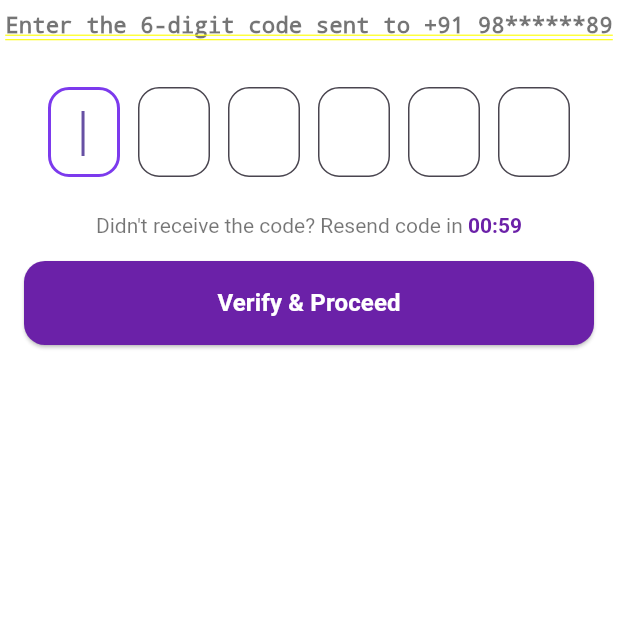
After one commit to DivyeshDeveloper96/BHAVApp, a Flutter app: the OtpVerificationView screen opened by its route, on a phone screen of 412 x 824 dp, the top half of it. The commit adds this screen. Run offline on Flutter 3.47's test engine with Material 3 defaults, Android fonts, the phone set to English and light mode, and no system bars; our stand-ins replace connectivity_plus, dio, flutter_html, get, shared_preferences; missing offline and left inert: youtube_player_embed; accounts and stored records are empty; network calls fail.

Commit message:
Add OTP verification view and update routing; adjust Gradle settings and dependencies

```diff
--- a/lib/main.dart
+++ b/lib/main.dart
@@ -6,17 +6,22 @@ import 'core/themes/app_theme.dart';
 import 'core/themes/theme_controller.dart';
 
 void main() {
-    WidgetsFlutterBinding.ensureInitialized();
+  WidgetsFlutterBinding.ensureInitialized();
   Get.put(ThemeController()); // Initialize theme controller
+  /*await Supabase.initialize(
+    url: 'https://YOUR_PROJECT_ID.supabase.co',
+    anonKey: 'YOUR_ANON_KEY',
+  );*/
   runApp(MyApp());
 }
 
 class MyApp extends StatelessWidget {
-   @override
+  @override
   Widget build(BuildContext context) {
     final themeController = Get.find<ThemeController>();
 
-    return Obx(() => GetMaterialApp(
+    return Obx(() =>
+        GetMaterialApp(
           debugShowCheckedModeBanner: false,
           title: "Spiritual Base App",
           theme: AppTheme.lightTheme,
--- a/lib/modules/login/login_view.dart
+++ b/lib/modules/login/login_view.dart
@@ -1,5 +1,7 @@
 // lib/modules/login/login_view.dart
 import 'package:bhavapp/core/themes/colorConstants.dart';
+import 'package:bhavapp/modules/login/verifyOtp_view.dart';
+import 'package:bhavapp/widgets/AppBottomSheet.dart';
 import 'package:flutter/material.dart';
 import 'package:get/get.dart';
 import '../../routes/app_routes.dart';
@@ -95,11 +97,22 @@ class LoginView extends StatelessWidget {
                 ),
               ),
               onPressed: () {
+                Get.back();
                 // TODO: Call OTP / Login API
+                AppBottomSheet.show(
+                  context,
+                  title: "Verify Otp",
+                  child: OtpVerificationView(),
+                );
+                //Get.toNamed(Routes.otpVerification)
               },
               child: const Text(
                 "Continue",
-                style: TextStyle(fontSize: 16, fontWeight: FontWeight.bold),
+                style: TextStyle(
+                  fontSize: 16,
+                  color: Colors.white,
+                  fontWeight: FontWeight.bold,
+                ),
               ),
             ),
           ),
--- /dev/null
+++ b/lib/modules/login/verifyOtp_view.dart
@@ -0,0 +1,139 @@
+import 'package:bhavapp/core/themes/colorConstants.dart';
+import 'package:flutter/material.dart';
+import 'package:flutter/services.dart';
+
+class OtpVerificationView extends StatelessWidget {
+  const OtpVerificationView({super.key});
+
+  static const Color kPrimary = Color(0xFF6B21A8);
+  static const Color kBgLight = Color(0xFFF3E8FF);
+
+  @override
+  Widget build(BuildContext context) {
+    return Column(
+      children: [
+        /// BODY
+        Column(
+          mainAxisAlignment: MainAxisAlignment.center,
+          children: [
+            const SizedBox(height: 8),
+            const Text(
+              "Enter the 6-digit code sent to +91 98******89",
+              textAlign: TextAlign.center,
+              style: TextStyle(fontSize: 15, color: Colors.black54),
+            ),
+
+            const SizedBox(height: 32),
+
+            /// OTP BOXES
+            Row(
+              mainAxisAlignment: MainAxisAlignment.center,
+              children: List.generate(
+                6,
+                (index) => _OtpBox(isFirst: index == 0, isLast: index == 5),
+              ),
+            ),
+
+            const SizedBox(height: 24),
+
+            /// RESEND
+            RichText(
+              text: const TextSpan(
+                style: TextStyle(fontSize: 14, color: Colors.black54),
+                children: [
+                  TextSpan(text: "Didn't receive the code? "),
+                  TextSpan(text: "Resend code in "),
+                  TextSpan(
+                    text: "00:59",
+                    style: TextStyle(
+                      fontWeight: FontWeight.bold,
+                      color: kPrimary,
+                    ),
+                  ),
+                ],
+              ),
+            ),
+          ],
+        ),
+
+        /// VERIFY BUTTON
+        Padding(
+          padding: const EdgeInsets.all(16),
+          child: SizedBox(
+            width: double.infinity,
+            height: 56,
+            child: ElevatedButton(
+              style: ElevatedButton.styleFrom(
+                backgroundColor: kPrimary,
+                shape: RoundedRectangleBorder(
+                  borderRadius: BorderRadius.circular(14),
+                ),
+              ),
+              onPressed: () {
+                // TODO: Verify OTP API call
+              },
+              child: const Text(
+                "Verify & Proceed",
+                style: TextStyle(
+                  fontSize: 16,
+                  color: Colors.white,
+                  fontWeight: FontWeight.bold,
+                ),
+              ),
+            ),
+          ),
+        ),
+      ],
+    );
+  }
+}
+
+/// SINGLE OTP BOX
+class _OtpBox extends StatelessWidget {
+  final bool isFirst;
+  final bool isLast;
+
+  const _OtpBox({required this.isFirst, required this.isLast});
+
+  @override
+  Widget build(BuildContext context) {
+    return Container(
+      width: 48,
+      height: 60,
+      margin: const EdgeInsets.symmetric(horizontal: 6),
+      child: TextField(
+        autofocus: isFirst,
+        textAlign: TextAlign.center,
+        style: TextStyle(
+          fontSize: 20,
+          fontWeight: FontWeight.bold,
+          color: ColorConstant.kPrimary,
+        ),
+        keyboardType: TextInputType.number,
+        maxLength: 1,
+        inputFormatters: [FilteringTextInputFormatter.digitsOnly],
+        decoration: InputDecoration(
+          counterText: "",
+          filled: true,
+          fillColor: Colors.white,
+          border: OutlineInputBorder(
+            borderRadius: BorderRadius.circular(14),
+            borderSide: BorderSide(color: Colors.purple.shade200),
+          ),
+          focusedBorder: OutlineInputBorder(
+            borderRadius: BorderRadius.circular(14),
+            borderSide: BorderSide(color: ColorConstant.kPrimary, width: 2),
+          ),
+        ),
+        onChanged: (value) {
+          if (value.isNotEmpty && !isLast) {
+            FocusScope.of(context).nextFocus();
+          }
+          if (value.isEmpty && !isFirst) {
+            FocusScope.of(context).previousFocus();
+          }
+        },
+      ),
+    );
+  }
+}
--- a/lib/modules/splash/splash_view.dart
+++ b/lib/modules/splash/splash_view.dart
@@ -9,7 +9,7 @@ class SplashView extends StatelessWidget {
   @override
   Widget build(BuildContext context) {
     Future.delayed(const Duration(seconds: 2), () {
-      Get.offAllNamed(Routes.login);
+      Get.offAllNamed(Routes.dashboard);
     });
 
     return const Scaffold(
--- a/lib/routes/app_pages.dart
+++ b/lib/routes/app_pages.dart
@@ -1,4 +1,5 @@
 // lib/routes/app_pages.dart
+import 'package:bhavapp/modules/login/verifyOtp_view.dart';
 import 'package:bhavapp/modules/yatras/billpaymentHistory_view.dart';
 import 'package:bhavapp/modules/yatras/contactUs_view.dart';
 import 'package:bhavapp/modules/yatras/myRegistrations_view.dart';
@@ -31,5 +32,9 @@ class AppPages {
       name: Routes.registraionDeatils,
       page: () => const RegistrationDetailsView(),
     ),
+    GetPage(
+      name: Routes.verifyotp,
+      page: () => const OtpVerificationView(),
+    ),
   ];
 }
--- a/lib/routes/app_routes.dart
+++ b/lib/routes/app_routes.dart
@@ -13,4 +13,5 @@ abstract class Routes {
   static const billPaymentHistory = '/billPaymentHistory';
   static const contactUs = '/contactUs';
   static const registraionDeatils = '/registraionDetails';
+  static const verifyotp = '/verifyotp';
 }
--- a/pubspec.yaml
+++ b/pubspec.yaml
@@ -53,6 +53,7 @@ dev_dependencies:
   connectivity_plus: ^6.1.4
   youtube_player_embed: ^1.6.4
   flutter_html: ^3.0.0
+  supabase_flutter: ^2.12.0
 
 # For information on the generic Dart part of this file, see the
 # following page: https://dart.dev/tools/pub/pubspec
```
Also changed, not shown: pubspec.lock, 4 other files.
